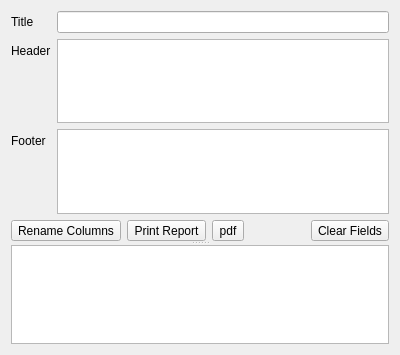
Above: simplereportwidget.ui from khomchenkovaa/QtSqlView before the change. Below: the same form after it.
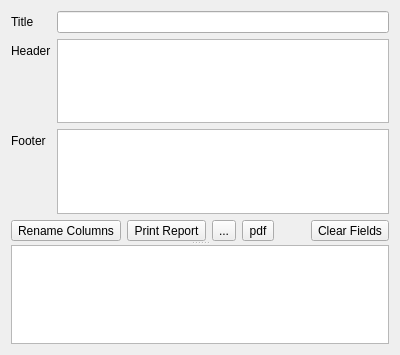
That is the form after the change. Icons and pictures are not drawn.

Commit message: [ADD] Simple Report tab actions

The edit to the form file:
```diff
--- a/simplereportwidget.ui
+++ b/simplereportwidget.ui
@@ -86,7 +86,14 @@
           </widget>
          </item>
          <item>
-          <widget class="QToolButton" name="exportToPdfButton">
+          <widget class="QToolButton" name="previewButton">
+           <property name="text">
+            <string>...</string>
+           </property>
+          </widget>
+         </item>
+         <item>
+          <widget class="QToolButton" name="exportButton">
            <property name="toolTip">
             <string>Export Report to PDF</string>
            </property>
```
Left out of the diff: 2 changed lines with no effect on the pictures. The commit also changes 2 other files.
